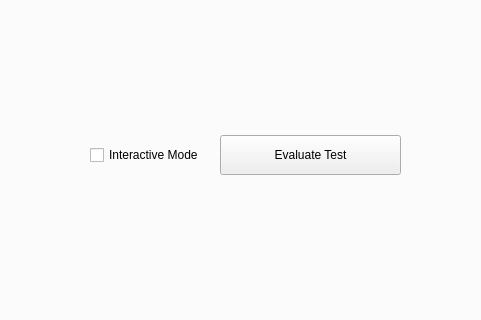
Above: tools/auto-tester/src/ui/AutoTester.ui from vircadia/vircadia-native-core before the change; both pictures show x 157 to 638 and y 237 to 557 of the 720 by 870 pixel window. Below: the same form after it.
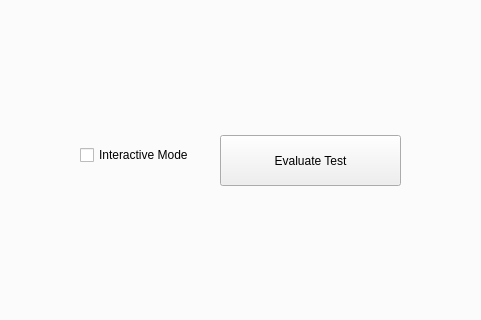
That is the form after the change. The open tabs and pages were chosen to show the change.

What changed in the file:
```diff
--- a/tools/auto-tester/src/ui/AutoTester.ui
+++ b/tools/auto-tester/src/ui/AutoTester.ui
@@ -554,9 +554,9 @@
      <widget class="QCheckBox" name="checkBoxInteractiveMode">
       <property name="geometry">
        <rect>
-        <x>200</x>
+        <x>190</x>
         <y>180</y>
-        <width>120</width>
+        <width>131</width>
         <height>20</height>
        </rect>
       </property>
@@ -573,7 +573,7 @@
         <x>330</x>
         <y>170</y>
         <width>181</width>
-        <height>40</height>
+        <height>51</height>
        </rect>
       </property>
       <property name="text">
```
Left out of the diff: 16 changed lines with no effect on the pictures.
